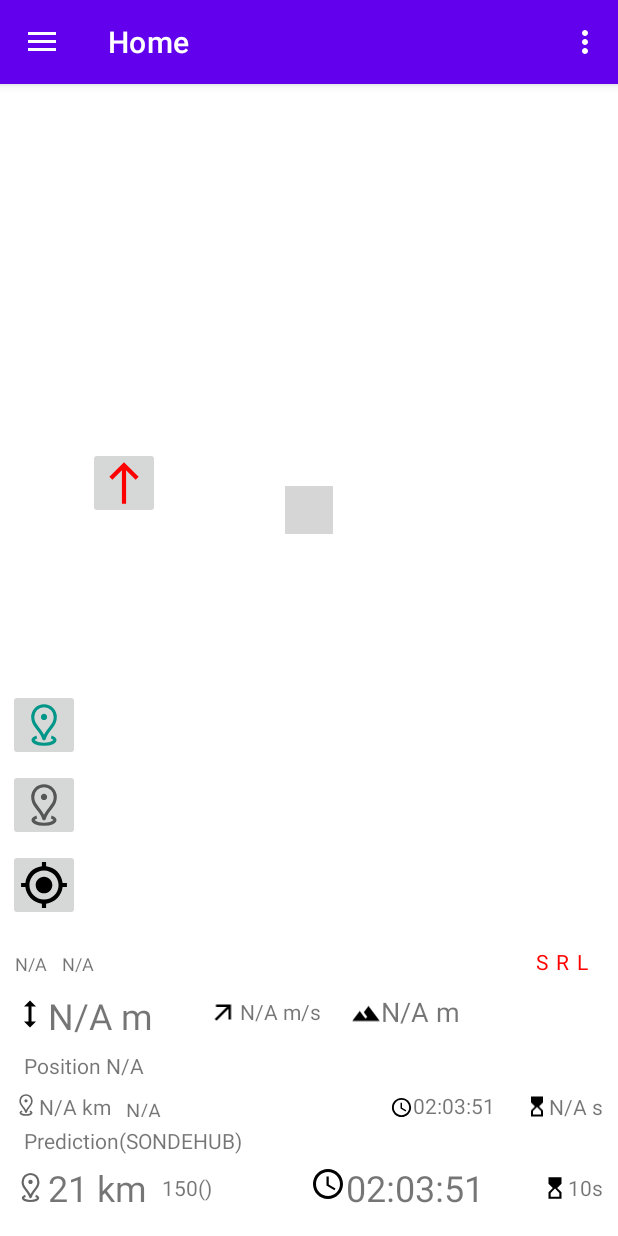
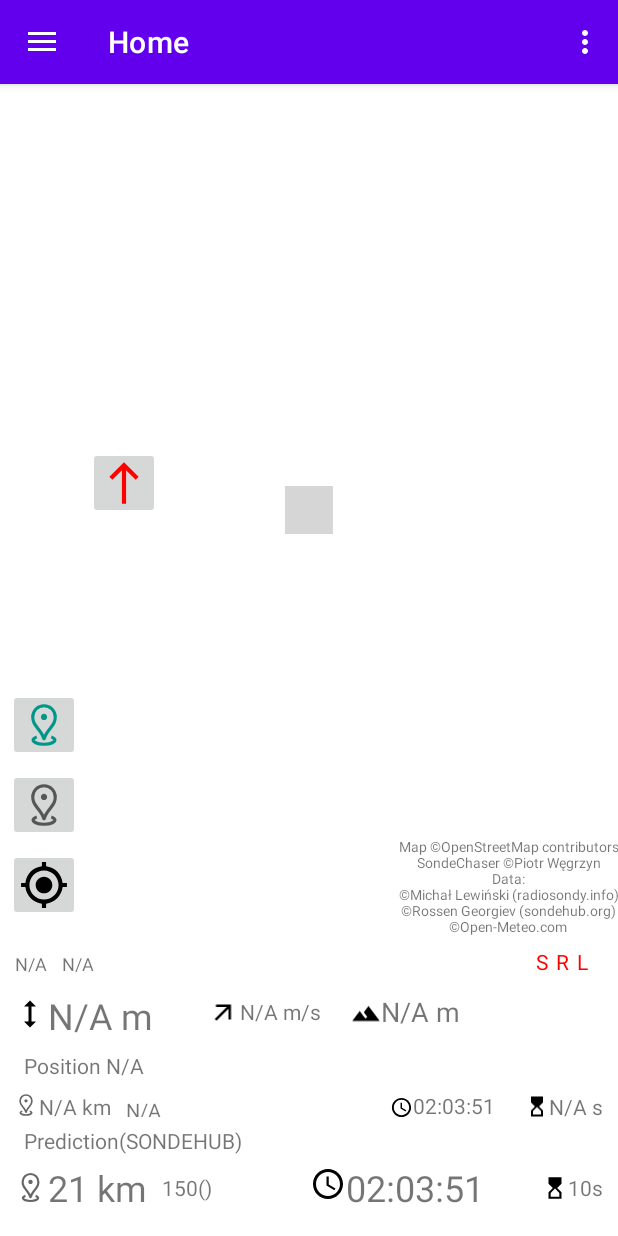
Before and after one commit to piotro888/sondechaser, an Android app: the screen it shows after launch (MainActivity), on a phone screen of 412 x 824 dp. Run offline under Robolectric (Android 15) with nearby library versions, the phone set to English and light mode, and no system bars; our stand-ins replace navigation-ui; libraries missing offline, so code that uses them is left out: org.osmdroid.config, org.osmdroid.tileprovider, org.osmdroid.util, org.osmdroid.views; plain views replace MapView; 82 statements that could not run were skipped; grey boxes are pictures that could not be loaded.

Commit message:
Add copyright attribution

```diff
--- a/app/src/main/res/layout/fragment_home.xml
+++ b/app/src/main/res/layout/fragment_home.xml
@@ -78,6 +78,17 @@
             android:tint="#009688"
             app:layout_constraintBottom_toTopOf="@+id/posbtn"
             app:layout_constraintStart_toStartOf="parent" />
+
+        <TextView
+            android:id="@+id/textView5"
+            android:layout_width="wrap_content"
+            android:layout_height="wrap_content"
+            android:background="#7AFFFFFF"
+            android:text="Map ©OpenStreetMap contributors\nSondeChaser ©Piotr Węgrzyn\nData:\n©Michał Lewiński (radiosondy.info)\n©Rossen Georgiev (sondehub.org)\n©Open-Meteo.com"
+            android:textAlignment="center"
+            android:textSize="9sp"
+            app:layout_constraintBottom_toBottomOf="parent"
+            app:layout_constraintEnd_toEndOf="parent" />
 
     </androidx.constraintlayout.widget.ConstraintLayout>
 
```
